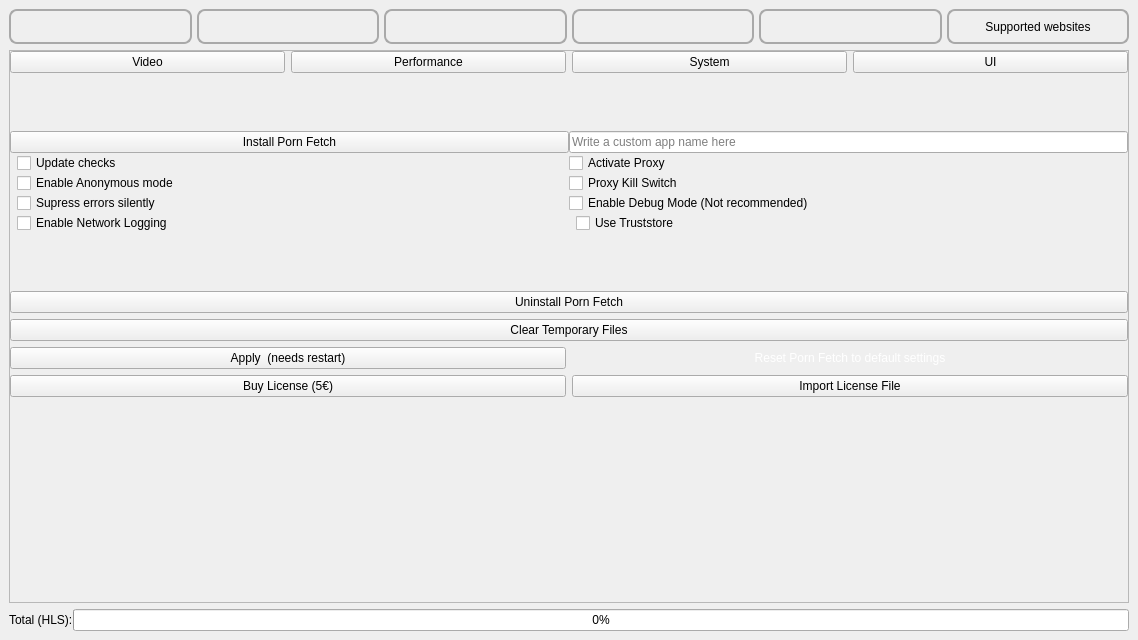
EchterAlsFake/Porn_Fetch, file src/frontend/UI/form_main_window.ui: the form before one commit.
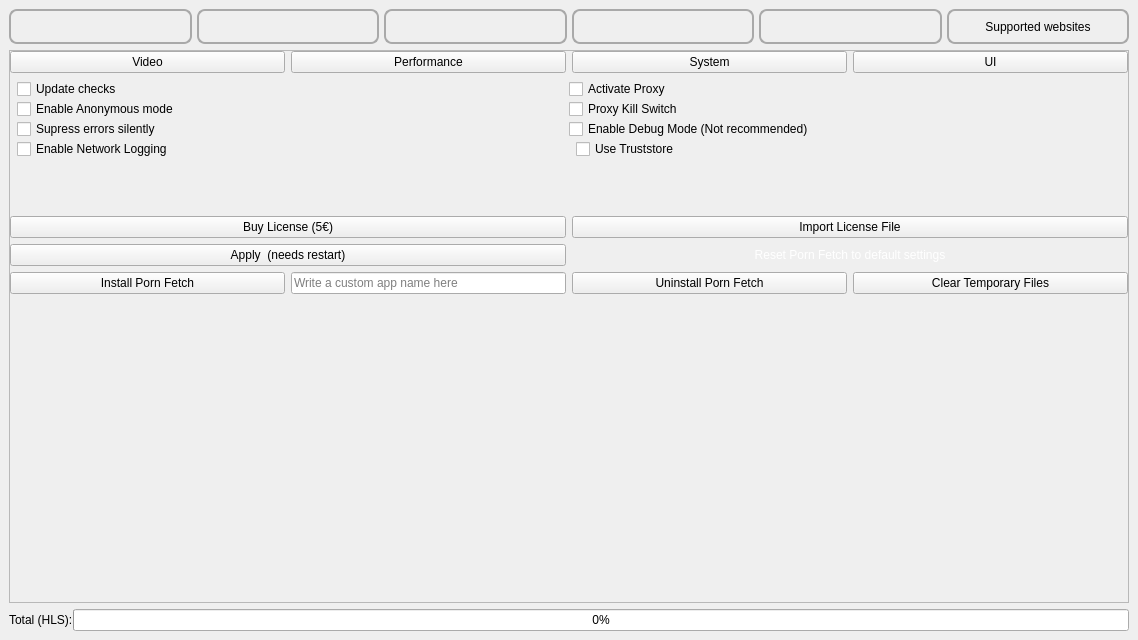
The form after the commit. The open tabs and pages were chosen to show the change.

What changed in the file:
```diff
--- a/src/frontend/UI/form_main_window.ui
+++ b/src/frontend/UI/form_main_window.ui
@@ -10,6 +10,12 @@
     <height>640</height>
    </rect>
   </property>
+  <property name="sizePolicy">
+   <sizepolicy hsizetype="Preferred" vsizetype="Preferred">
+    <horstretch>0</horstretch>
+    <verstretch>0</verstretch>
+   </sizepolicy>
+  </property>
   <property name="windowTitle">
    <string>MainWindow</string>
   </property>
@@ -2206,7 +2212,7 @@
               <item>
                <widget class="QStackedWidget" name="settings_stacked_widget_main">
                 <property name="sizePolicy">
-                 <sizepolicy hsizetype="Preferred" vsizetype="Preferred">
+                 <sizepolicy hsizetype="Preferred" vsizetype="Maximum">
                   <horstretch>0</horstretch>
                   <verstretch>0</verstretch>
                  </sizepolicy>
@@ -3028,8 +3034,56 @@
                     <property name="spacing">
                      <number>0</number>
                     </property>
-                    <item row="2" column="1">
+                    <item row="1" column="0">
+                     <widget class="QLabel" name="label_tooltip_anonymous_mode">
+                      <property name="toolTip">
+                       <string>The anonymous mode renames all of Porn Fetch's elements to look NOT like a Porn downloader.
+This makes it useful for downloading Porn content if you are in public, or multiple people use your PC / Phone.
+
+This also disables thumbnail preview. All titles will be replaced with: [redacted] as well as all authors.</string>
+                      </property>
+                      <property name="text">
+                       <string/>
+                      </property>
+                     </widget>
+                    </item>
+                    <item row="3" column="2">
+                     <widget class="QLabel" name="label_tooltip_ssl_context">
+                      <property name="sizePolicy">
+                       <sizepolicy hsizetype="Maximum" vsizetype="Preferred">
+                        <horstretch>0</horstretch>
+                        <verstretch>0</verstretch>
+                       </sizepolicy>
+                      </property>
+                      <property name="toolTip">
+                       <string>&lt;html&gt;&lt;head/&gt;&lt;body&gt;&lt;p&gt;If you use truststore as your SSL context, your system's OS will validate whether the HTTPS (SSL)) certificate of the website is valid or not. On newer systems, truststore is the recommended and default way, because again, your system manages everything and makes sure it's up to date.&lt;/p&gt;&lt;p&gt;However, if your system is too old, e.g., some old legacy WIndows XP build, then you might want to use the pre-shipped CA which is the one that comes with certifi. &lt;/p&gt;&lt;p&gt;&lt;br/&gt;&lt;/p&gt;&lt;p&gt;This is a complex topic, just leave the default options and you'll be good to go. &lt;/p&gt;&lt;/body&gt;&lt;/html&gt;</string>
+                      </property>
+                      <property name="text">
+                       <string/>
+                      </property>
+                     </widget>
+                    </item>
+                    <item row="3" column="3">
+                     <widget class="QCheckBox" name="settings_checkbox_use_truststore">
+                      <property name="sizePolicy">
+                       <sizepolicy hsizetype="Preferred" vsizetype="Preferred">
+                        <horstretch>0</horstretch>
+                        <verstretch>0</verstretch>
+                       </sizepolicy>
+                      </property>
+                      <property name="text">
+                       <string>Use Truststore</string>
+                      </property>
+                     </widget>
+                    </item>
+                    <item row="1" column="1">
                      <widget class="QCheckBox" name="settings_checkbox_system_enable_anonymous_mode">
+                      <property name="sizePolicy">
+                       <sizepolicy hsizetype="Preferred" vsizetype="Preferred">
+                        <horstretch>0</horstretch>
+                        <verstretch>0</verstretch>
+                       </sizepolicy>
+                      </property>
                       <property name="cursor">
                        <cursorShape>PointingHandCursor</cursorShape>
                       </property>
@@ -3044,17 +3098,7 @@
                       </property>
                      </widget>
                     </item>
-                    <item row="0" column="0" colspan="2">
-                     <widget class="QPushButton" name="settings_button_system_install_pornfetch">
-                      <property name="accessibleName">
-                       <string>button install porn fetch (This is optional) </string>
-                      </property>
-                      <property name="text">
-                       <string>Install Porn Fetch</string>
-                      </property>
-                     </widget>
-                    </item>
-                    <item row="3" column="0">
+                    <item row="2" column="0">
                      <widget class="QLabel" name="label_tooltip_supress_errors">
                       <property name="toolTip">
                        <string>If you enable this function, all errors will be suppressed. This does not mean that they will be completely ignored, but
@@ -3068,81 +3112,7 @@
                       </property>
                      </widget>
                     </item>
-                    <item row="3" column="1">
-                     <widget class="QCheckBox" name="settings_checkbox_system_supress_errors">
-                      <property name="cursor">
-                       <cursorShape>PointingHandCursor</cursorShape>
-                      </property>
-                      <property name="toolTip">
-                       <string/>
-                      </property>
-                      <property name="accessibleName">
-                       <string>checkbox supress errors silently</string>
-                      </property>
-                      <property name="text">
-                       <string>Supress errors silently</string>
-                      </property>
-                     </widget>
-                    </item>
-                    <item row="1" column="1">
-                     <widget class="QCheckBox" name="settings_checkbox_system_update_checks">
-                      <property name="cursor">
-                       <cursorShape>PointingHandCursor</cursorShape>
-                      </property>
-                      <property name="accessibleName">
-                       <string>checkbox enable update checks</string>
-                      </property>
-                      <property name="text">
-                       <string>Update checks</string>
-                      </property>
-                     </widget>
-                    </item>
-                    <item row="4" column="2">
-                     <widget class="QLabel" name="label_tooltip_ssl_context">
-                      <property name="sizePolicy">
-                       <sizepolicy hsizetype="Maximum" vsizetype="Preferred">
-                        <horstretch>0</horstretch>
-                        <verstretch>0</verstretch>
-                       </sizepolicy>
-                      </property>
-                      <property name="toolTip">
-                       <string>&lt;html&gt;&lt;head/&gt;&lt;body&gt;&lt;p&gt;If you use truststore as your SSL context, your system's OS will validate whether the HTTPS (SSL)) certificate of the website is valid or not. On newer systems, truststore is the recommended and default way, because again, your system manages everything and makes sure it's up to date.&lt;/p&gt;&lt;p&gt;However, if your system is too old, e.g., some old legacy WIndows XP build, then you might want to use the pre-shipped CA which is the one that comes with certifi. &lt;/p&gt;&lt;p&gt;&lt;br/&gt;&lt;/p&gt;&lt;p&gt;This is a complex topic, just leave the default options and you'll be good to go. &lt;/p&gt;&lt;/body&gt;&lt;/html&gt;</string>
-                      </property>
-                      <property name="text">
-                       <string/>
-                      </property>
-                     </widget>
-                    </item>
-                    <item row="4" column="1">
-                     <widget class="QCheckBox" name="settings_checkbox_system_enable_network_logging">
-                      <property name="cursor">
-                       <cursorShape>PointingHandCursor</cursorShape>
-                      </property>
-                      <property name="toolTip">
-                       <string/>
-                      </property>
-                      <property name="accessibleName">
-                       <string>checkbox enable network logging</string>
-                      </property>
-                      <property name="text">
-                       <string>Enable Network Logging</string>
-                      </property>
-                     </widget>
-                    </item>
-                    <item row="2" column="0">
-                     <widget class="QLabel" name="label_tooltip_anonymous_mode">
-                      <property name="toolTip">
-                       <string>The anonymous mode renames all of Porn Fetch's elements to look NOT like a Porn downloader.
-This makes it useful for downloading Porn content if you are in public, or multiple people use your PC / Phone.
-
-This also disables thumbnail preview. All titles will be replaced with: [redacted] as well as all authors.</string>
-                      </property>
-                      <property name="text">
-                       <string/>
-                      </property>
-                     </widget>
-                    </item>
-                    <item row="1" column="0">
+                    <item row="0" column="0">
                      <widget class="QLabel" name="label_tooltip_update_checks">
                       <property name="sizePolicy">
                        <sizepolicy hsizetype="Maximum" vsizetype="Preferred">
@@ -3158,7 +3128,7 @@
                       </property>
                      </widget>
                     </item>
-                    <item row="4" column="0">
+                    <item row="3" column="0">
                      <widget class="QLabel" name="label_tooltip_network_logging">
                       <property name="toolTip">
                        <string>I have created my own server that runs 24/7 in my home. Porn Fetch (ONLY if you enable it) logs specific types of errors,
@@ -3183,28 +3153,14 @@
                       </property>
                      </widget>
                     </item>
-                    <item row="4" column="3">
-                     <widget class="QCheckBox" name="settings_checkbox_use_truststore">
-                      <property name="text">
-                       <string>Use Truststore</string>
-                      </property>
-                     </widget>
-                    </item>
                     <item row="1" column="2" colspan="2">
-                     <widget class="QCheckBox" name="settings_checkbox_system_activate_proxy">
-                      <property name="cursor">
-                       <cursorShape>PointingHandCursor</cursorShape>
-                      </property>
-                      <property name="accessibleName">
-                       <string>checkbox activate a proxy</string>
-                      </property>
-                      <property name="text">
-                       <string>Activate Proxy</string>
-                      </property>
-                     </widget>
-                    </item>
-                    <item row="2" column="2" colspan="2">
                      <widget class="QCheckBox" name="settings_checkbox_system_proxy_kill_switch">
+                      <property name="sizePolicy">
+                       <sizepolicy hsizetype="Preferred" vsizetype="Preferred">
+                        <horstretch>0</horstretch>
+                        <verstretch>0</verstretch>
+                       </sizepolicy>
+                      </property>
                       <property name="cursor">
                        <cursorShape>PointingHandCursor</cursorShape>
                       </property>
@@ -3222,26 +3178,114 @@
                       </property>
                      </widget>
                     </item>
-                    <item row="3" column="2" colspan="2">
+                    <item row="2" column="2" colspan="2">
                      <widget class="QCheckBox" name="settings_checkbox_system_enable_debug_mode">
+                      <property name="sizePolicy">
+                       <sizepolicy hsizetype="Preferred" vsizetype="Preferred">
+                        <horstretch>0</horstretch>
+                        <verstretch>0</verstretch>
+                       </sizepolicy>
+                      </property>
                       <property name="text">
                        <string>Enable Debug Mode (Not recommended) </string>
                       </property>
                      </widget>
                     </item>
+                    <item row="3" column="1">
+                     <widget class="QCheckBox" name="settings_checkbox_system_enable_network_logging">
+                      <property name="sizePolicy">
+                       <sizepolicy hsizetype="Preferred" vsizetype="Preferred">
+                        <horstretch>0</horstretch>
+                        <verstretch>0</verstretch>
+                       </sizepolicy>
+                      </property>
+                      <property name="cursor">
+                       <cursorShape>PointingHandCursor</cursorShape>
+                      </property>
+                      <property name="toolTip">
+                       <string/>
+                      </property>
+                      <property name="accessibleName">
+                       <string>checkbox enable network logging</string>
+                      </property>
+                      <property name="text">
+                       <string>Enable Network Logging</string>
+                      </property>
+                     </widget>
+                    </item>
+                    <item row="2" column="1">
+                     <widget class="QCheckBox" name="settings_checkbox_system_supress_errors">
+                      <property name="sizePolicy">
+                       <sizepolicy hsizetype="Preferred" vsizetype="Preferred">
+                        <horstretch>0</horstretch>
+                        <verstretch>0</verstretch>
+                       </sizepolicy>
+                      </property>
+                      <property name="cursor">
+                       <cursorShape>PointingHandCursor</cursorShape>
+                      </property>
+                      <property name="toolTip">
+                       <string/>
+                      </property>
+                      <property name="accessibleName">
+                       <string>checkbox supress errors silently</string>
+                      </property>
+                      <property name="text">
+                       <string>Supress errors silently</string>
+                      </property>
+                     </widget>
+                    </item>
                     <item row="0" column="2" colspan="2">
-                     <widget class="QLineEdit" name="settings_lineedit_system_custom_app_name">
+                     <widget class="QCheckBox" name="settings_checkbox_system_activate_proxy">
                       <property name="sizePolicy">
-                       <sizepolicy hsizetype="Preferred" vsizetype="Fixed">
+                       <sizepolicy hsizetype="Preferred" vsizetype="Preferred">
                         <horstretch>0</horstretch>
                         <verstretch>0</verstretch>
                        </sizepolicy>
                       </property>
-                      <property name="placeholderText">
-                       <string>Write a custom app name here</string>
+                      <property name="cursor">
+                       <cursorShape>PointingHandCursor</cursorShape>
                       </property>
+                      <property name="accessibleName">
+                       <string>checkbox activate a proxy</string>
+                      </property>
+                      <property name="text">
+                       <string>Activate Proxy</string>
+                      </property>
                      </widget>
                     </item>
+                    <item row="0" column="1">
+                     <widget class="QCheckBox" name="settings_checkbox_system_update_checks">
+                      <property name="sizePolicy">
+                       <sizepolicy hsizetype="Preferred" vsizetype="Preferred">
+                        <horstretch>0</horstretch>
+                        <verstretch>0</verstretch>
+                       </sizepolicy>
+                      </property>
+                      <property name="cursor">
+                       <cursorShape>PointingHandCursor</cursorShape>
+                      </property>
+                      <property name="accessibleName">
+                       <string>checkbox enable update checks</string>
+                      </property>
+                      <property name="text">
+                       <string>Update checks</string>
+                      </property>
+                     </widget>
+                    </item>
+                    <item row="4" column="3">
+                     <spacer name="verticalSpacer_3">
+                      <property name="orientation">
+                       <enum>Qt::Orientation::Vertical</enum>
+                      </property>
+                      <property name="sizeHint" stdset="0">
+                       <size>
+                        <width>20</width>
+                        <height>40</height>
+                       </size>
+                      </property>
+                     </spacer>
+                    </item>
                    </layout>
                   </item>
                  </layout>
@@ -3383,18 +3427,28 @@
                </widget>
               </item>
               <item>
-               <widget class="QPushButton" name="settings_button_uninstall_porn_fetch">
-                <property name="text">
-                 <string>Uninstall Porn Fetch</string>
-                </property>
-               </widget>
-              </item>
-              <item>
-               <widget class="QPushButton" name="button_settings_clear_temp">
-                <property name="text">
-                 <string>Clear Temporary Files</string>
-                </property>
-               </widget>
+               <layout class="QHBoxLayout" name="horizontalLayout_9">
+                <item>
+                 <widget class="QPushButton" name="settings_button_buy_license">
+                  <property name="styleSheet">
+                   <string notr="true"/>
+                  </property>
+                  <property name="text">
+                   <string>Buy License (5€)</string>
+                  </property>
+                 </widget>
+                </item>
+                <item>
+                 <widget class="QPushButton" name="settings_button_import_license">
+                  <property name="styleSheet">
+                   <string notr="true"/>
+                  </property>
+                  <property name="text">
+                   <string>Import License File</string>
+                  </property>
+                 </widget>
+                </item>
+               </layout>
               </item>
               <item>
                <layout class="QHBoxLayout" name="settings_horizontallayout_apply">
@@ -3446,24 +3500,41 @@
                </layout>
               </item>
               <item>
-               <layout class="QHBoxLayout" name="horizontalLayout_4">
+               <layout class="QHBoxLayout" name="horizontalLayout_10">
                 <item>
-                 <widget class="QPushButton" name="settings_button_buy_license">
-                  <property name="styleSheet">
-                   <string notr="true"/>
+                 <widget class="QPushButton" name="settings_button_system_install_pornfetch">
+                  <property name="accessibleName">
+                   <string>button install porn fetch (This is optional) </string>
                   </property>
                   <property name="text">
-                   <string>Buy License (5€)</string>
+                   <string>Install Porn Fetch</string>
                   </property>
                  </widget>
                 </item>
                 <item>
-                 <widget class="QPushButton" name="settings_button_import_license">
-                  <property name="styleSheet">
-                   <string notr="true"/>
+                 <widget class="QLineEdit" name="settings_lineedit_system_custom_app_name">
+                  <property name="sizePolicy">
+                   <sizepolicy hsizetype="Preferred" vsizetype="Fixed">
+                    <horstretch>0</horstretch>
+                    <verstretch>0</verstretch>
+                   </sizepolicy>
                   </property>
+                  <property name="placeholderText">
+                   <string>Write a custom app name here</string>
+                  </property>
+                 </widget>
+                </item>
+                <item>
+                 <widget class="QPushButton" name="settings_button_uninstall_porn_fetch">
                   <property name="text">
-                   <string>Import License File</string>
+                   <string>Uninstall Porn Fetch</string>
+                  </property>
+                 </widget>
+                </item>
+                <item>
+                 <widget class="QPushButton" name="button_settings_clear_temp">
+                  <property name="text">
+                   <string>Clear Temporary Files</string>
                   </property>
                  </widget>
                 </item>
```
Left out of the diff: 582 changed lines with no effect on the pictures.
